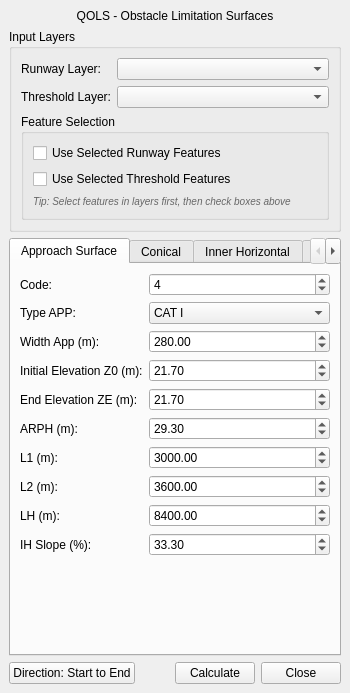
Above: qols/qols_panel_base.ui from FLYGHT7/qOLS before the change. Below: the same form after it.
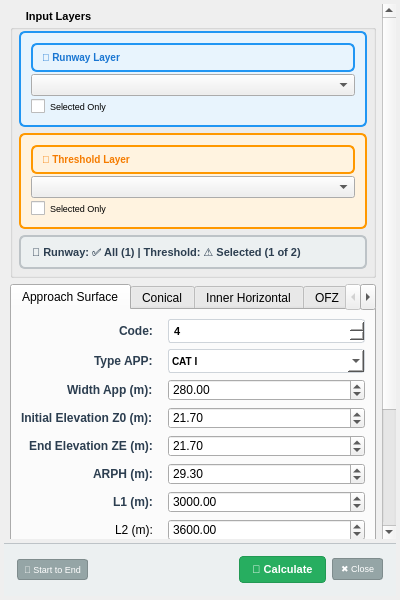
That is the form after the change. Custom widgets are drawn as their Qt base class.

Commit message:
Add compact UI stylesheet for QOLS with enhanced styling for widgets
- Introduced a new stylesheet (styles_compact.qss) for the QOLS application.
- Improved styling for various widgets including QSpinBox, QDoubleSpinBox, QComboBox, QCheckBox, and QPushButton.
- Enhanced visual elements such as scrollbars, group boxes, and tab widgets for better user experience.
- Implemented hover and focus effects for interactive elements to improve usability.
- Ensured consistent font sizes and colors across the UI for a cohesive look.

The edit to the form file:
```diff
--- a/qols/qols_panel_base.ui
+++ b/qols/qols_panel_base.ui
@@ -6,90 +6,219 @@
    <rect>
     <x>0</x>
     <y>0</y>
-    <width>350</width>
+    <width>400</width>
     <height>600</height>
    </rect>
   </property>
+  <property name="minimumSize">
+   <size>
+    <width>300</width>
+    <height>500</height>
+   </size>
+  </property>
+  <property name="maximumSize">
+   <size>
+    <width>600</width>
+    <height>800</height>
+   </size>
+  </property>
   <property name="windowTitle">
    <string>QOLS</string>
   </property>
   <widget class="QWidget" name="dockWidgetContents">
    <layout class="QVBoxLayout" name="verticalLayout">
+    <property name="spacing">
+     <number>4</number>
+    </property>
+    <property name="margin">
+     <number>4</number>
+    </property>
+    
+    <!-- OPTIMIZED SCROLL AREA FOR MAIN CONTENT -->
     <item>
-     <widget class="QLabel" name="titleLabel">
-      <property name="text">
-       <string>QOLS - Obstacle Limitation Surfaces</string>
+     <widget class="QScrollArea" name="scrollArea">
+      <property name="widgetResizable">
+       <bool>true</bool>
       </property>
-      <property name="alignment">
-       <set>Qt::AlignCenter</set>
+      <property name="horizontalScrollBarPolicy">
+       <enum>Qt::ScrollBarAlwaysOff</enum>
       </property>
-     </widget>
-    </item>
+      <property name="verticalScrollBarPolicy">
+       <enum>Qt::ScrollBarAsNeeded</enum>
+      </property>
+      <property name="frameShape">
+       <enum>QFrame::NoFrame</enum>
+      </property>
+      <property name="styleSheet">
+       <string>QScrollArea { border: none; background-color: transparent; }</string>
+      </property>
+      <widget class="QWidget" name="scrollAreaWidgetContents">
+       <property name="geometry">
+        <rect>
+         <x>0</x>
+         <y>0</y>
+         <width>580</width>
+         <height>600</height>
+        </rect>
+       </property>
+       <layout class="QVBoxLayout" name="scrollLayout">
+        <property name="spacing">
+         <number>6</number>
+        </property>
+        <property name="margin">
+         <number>6</number>
+        </property>
     
-    <!-- LAYER SELECTION SECTION -->
+    <!-- LAYER SELECTION SECTION - IMPROVED READABILITY -->
     <item>
      <widget class="QGroupBox" name="layersGroup">
       <property name="title">
        <string>Input Layers</string>
       </property>
-      <layout class="QFormLayout" name="formLayout_layers">
-       <item row="0" column="0">
-        <widget class="QLabel" name="runwayLabel">
+      <property name="styleSheet">
+       <string>QGroupBox { font-weight: bold; padding-top: 12px; font-size: 11px; } QGroupBox::title { subcontrol-origin: margin; left: 10px; padding: 0 4px 0 4px; }</string>
+      </property>
+      <layout class="QVBoxLayout" name="layersMainLayout">
+       <property name="spacing">
+        <number>6</number>
+       </property>
+       <property name="margin">
+        <number>8</number>
+       </property>
+       
+       <!-- IMPROVED RUNWAY SELECTION -->
+       <item>
+        <widget class="QFrame" name="runwayFrame">
+         <property name="frameShape">
+          <enum>QFrame::StyledPanel</enum>
+         </property>
+         <property name="styleSheet">
+          <string>QFrame { background-color: #e8f4fd; border: 2px solid #2196F3; border-radius: 6px; padding: 6px; }</string>
+         </property>
+         <layout class="QVBoxLayout" name="runwayCompactLayout">
+          <property name="spacing">
+           <number>2</number>
+          </property>
+          <property name="margin">
+           <number>4</number>
+          </property>
+          <item>
+           <widget class="QLabel" name="runwayTitleLabel">
          <property name="text">
-          <string>Runway Layer:</string>
-         </property>
-        </widget>
-       </item>
-       <item row="0" column="1">
-        <widget class="QgsMapLayerComboBox" name="runwayLayerCombo"/>
-       </item>
-       <item row="1" column="0">
-        <widget class="QLabel" name="thresholdLabel">
-         <property name="text">
-          <string>Threshold Layer:</string>
-         </property>
-        </widget>
-       </item>
-       <item row="1" column="1">
-        <widget class="QgsMapLayerComboBox" name="thresholdLayerCombo"/>
-       </item>
-       <item row="2" column="0" colspan="2">
-        <widget class="QGroupBox" name="selectionGroup">
-         <property name="title">
-          <string>Feature Selection</string>
-         </property>
-         <layout class="QVBoxLayout" name="selectionLayout">
+             <string>🛫 Runway Layer</string>
+            </property>
+            <property name="styleSheet">
+             <string>font-weight: bold; color: #1976D2; font-size: 10px;</string>
+            </property>
+           </widget>
+          </item>
+          <item>
+           <widget class="QgsMapLayerComboBox" name="runwayLayerCombo">
+            <property name="minimumHeight">
+             <number>24</number>
+            </property>
+            <property name="maximumHeight">
+             <number>28</number>
+            </property>
+            <property name="styleSheet">
+             <string>QgsMapLayerComboBox { font-size: 9px; padding: 2px; }</string>
+            </property>
+            <property name="toolTip">
+             <string>Select the runway layer from your project</string>
+            </property>
+           </widget>
+          </item>
           <item>
            <widget class="QCheckBox" name="useSelectedRunwayCheckBox">
             <property name="text">
-             <string>Use Selected Runway Features</string>
+             <string>Selected Only</string>
             </property>
-            <property name="checked">
-             <bool>false</bool>
+            <property name="styleSheet">
+             <string>font-size: 9px;</string>
+            </property>
+            <property name="toolTip">
+             <string>Check to use only selected runway features</string>
+            </property>
+           </widget>
+          </item>
+         </layout>
+        </widget>
+       </item>
+       
+       <!-- IMPROVED THRESHOLD SELECTION -->
+       <item>
+        <widget class="QFrame" name="thresholdFrame">
+         <property name="frameShape">
+          <enum>QFrame::StyledPanel</enum>
+         </property>
+         <property name="styleSheet">
+          <string>QFrame { background-color: #fff3e0; border: 2px solid #FF9800; border-radius: 6px; padding: 6px; }</string>
+         </property>
+         <layout class="QVBoxLayout" name="thresholdCompactLayout">
+          <property name="spacing">
+           <number>2</number>
+          </property>
+          <property name="margin">
+           <number>4</number>
+          </property>
+          <item>
+           <widget class="QLabel" name="thresholdTitleLabel">
+            <property name="text">
+             <string>🚩 Threshold Layer</string>
+            </property>
+            <property name="styleSheet">
+             <string>font-weight: bold; color: #F57C00; font-size: 10px;</string>
+            </property>
+           </widget>
+          </item>
+          <item>
+           <widget class="QgsMapLayerComboBox" name="thresholdLayerCombo">
+            <property name="minimumHeight">
+             <number>24</number>
+            </property>
+            <property name="maximumHeight">
+             <number>28</number>
+            </property>
+            <property name="styleSheet">
+             <string>QgsMapLayerComboBox { font-size: 9px; padding: 2px; }</string>
+            </property>
+            <property name="toolTip">
+             <string>Select the threshold layer from your project</string>
             </property>
            </widget>
           </item>
           <item>
            <widget class="QCheckBox" name="useSelectedThresholdCheckBox">
             <property name="text">
-             <string>Use Selected Threshold Features</string>
+             <string>Selected Only</string>
             </property>
-            <property name="checked">
-             <bool>false</bool>
+            <property name="styleSheet">
+             <string>font-size: 9px;</string>
             </property>
            </widget>
           </item>
+         </layout>
+        </widget>
+       </item>
+       
+       <!-- ENHANCED SELECTION STATUS -->
           <item>
            <widget class="QLabel" name="selectionInfoLabel">
             <property name="text">
-             <string>Tip: Select features in layers first, then check boxes above</string>
+          <string>📌 Runway: ✅ All (1) | Threshold: ⚠️ Selected (1 of 2)</string>
             </property>
             <property name="styleSheet">
-             <string>color: #666; font-style: italic; font-size: 10px;</string>
-            </property>
-           </widget>
-          </item>
-         </layout>
+          <string>color: #2c3e50; font-size: 11px; font-weight: bold; background-color: #ecf0f1; padding: 8px; border-radius: 6px; border: 2px solid #bdc3c7;</string>
+         </property>
+         <property name="minimumHeight">
+          <number>28</number>
+         </property>
+         <property name="wordWrap">
+          <bool>true</bool>
+         </property>
+         <property name="toolTip">
+          <string>Live status: Shows current selection for calculations with visual indicators</string>
+         </property>
         </widget>
        </item>
       </layout>
@@ -108,11 +237,26 @@
         <string>Approach Surface</string>
        </attribute>
        <layout class="QFormLayout" name="formLayout_approach">
+        <property name="fieldGrowthPolicy">
+         <enum>QFormLayout::AllNonFixedFieldsGrow</enum>
+        </property>
+        <property name="labelAlignment">
+         <set>Qt::AlignRight|Qt::AlignVCenter</set>
+        </property>
+        <property name="horizontalSpacing">
+         <number>15</number>
+        </property>
+        <property name="verticalSpacing">
+         <number>6</number>
+        </property>
         <item row="0" column="0">
          <widget class="QLabel" name="label_code">
           <property name="text">
            <string>Code:</string>
           </property>
+          <property name="styleSheet">
+           <string>font-weight: bold; font-size: 12px; color: #2c3e50;</string>
+          </property>
          </widget>
         </item>
         <item row="0" column="1">
@@ -126,6 +270,12 @@
           <property name="value">
            <number>4</number>
           </property>
+          <property name="styleSheet">
+           <string>QSpinBox { font-size: 11px; font-weight: 600; padding: 3px; border: 1px solid #ced4da; border-radius: 3px; background-color: white; }</string>
+          </property>
+          <property name="minimumHeight">
+           <number>22</number>
+          </property>
          </widget>
         </item>
         <item row="1" column="0">
@@ -133,10 +283,19 @@
           <property name="text">
            <string>Type APP:</string>
           </property>
+          <property name="styleSheet">
+           <string>font-weight: bold; font-size: 12px; color: #2c3e50;</string>
+          </property>
          </widget>
         </item>
         <item row="1" column="1">
          <widget class="QComboBox" name="combo_typeAPP">
+          <property name="styleSheet">
+           <string>QComboBox { font-size: 10px; font-weight: 600; padding: 3px; border: 1px solid #ced4da; border-radius: 3px; background-color: white; }</string>
+          </property>
+          <property name="minimumHeight">
+           <number>22</number>
+          </property>
           <item>
            <property name="text">
             <string>CAT I</string>
@@ -159,6 +318,9 @@
           <property name="text">
            <string>Width App (m):</string>
           </property>
+          <property name="styleSheet">
+           <string>font-weight: bold; font-size: 12px; color: #2c3e50;</string>
+          </property>
          </widget>
         </item>
         <item row="2" column="1">
@@ -179,6 +341,9 @@
           <property name="text">
            <string>Initial Elevation Z0 (m):</string>
           </property>
+          <property name="styleSheet">
+           <string>font-weight: bold; font-size: 12px; color: #2c3e50;</string>
+          </property>
          </widget>
         </item>
         <item row="3" column="1">
@@ -199,6 +364,9 @@
           <property name="text">
            <string>End Elevation ZE (m):</string>
           </property>
+          <property name="styleSheet">
+           <string>font-weight: bold; font-size: 12px; color: #2c3e50;</string>
+          </property>
          </widget>
         </item>
         <item row="4" column="1">
@@ -219,6 +387,9 @@
           <property name="text">
            <string>ARPH (m):</string>
           </property>
+          <property name="styleSheet">
+           <string>font-weight: bold; font-size: 12px; color: #2c3e50;</string>
+          </property>
          </widget>
         </item>
         <item row="5" column="1">
@@ -239,6 +410,9 @@
           <property name="text">
            <string>L1 (m):</string>
           </property>
+          <property name="styleSheet">
+           <string>font-weight: bold; font-size: 12px; color: #2c3e50;</string>
+          </property>
          </widget>
         </item>
         <item row="6" column="1">
@@ -1153,12 +1327,31 @@
       
      </widget>
     </item>
+        </layout>
+       </widget>
+      </widget>
+     </item>
+     
+     <!-- IMPROVED BUTTONS ALWAYS VISIBLE -->
     <item>
+      <widget class="QFrame" name="buttonFrame">
+       <property name="frameShape">
+        <enum>QFrame::StyledPanel</enum>
+       </property>
+       <property name="styleSheet">
+        <string>QFrame { background-color: #ecf0f1; border-top: 1px solid #bdc3c7; padding: 6px; }</string>
+       </property>
      <layout class="QHBoxLayout" name="buttonLayout">
+        <property name="spacing">
+         <number>6</number>
+        </property>
+        <property name="margin">
+         <number>6</number>
+        </property>
       <item>
        <widget class="QPushButton" name="directionButton">
         <property name="text">
-         <string>Direction: Start to End</string>
+           <string>📍 Start to End</string>
         </property>
         <property name="toolTip">
          <string>Toggle calculation direction (Start to End / End to Start)</string>
@@ -1166,6 +1359,25 @@
         <property name="checkable">
          <bool>true</bool>
         </property>
+          <property name="minimumHeight">
+           <number>30</number>
+          </property>
+          <property name="maximumHeight">
+           <number>32</number>
+          </property>
+          <property name="styleSheet">
+           <string>QPushButton { 
+             font-size: 9px; 
+             padding: 4px 6px; 
+             background-color: #95a5a6; 
+             color: white; 
+             border-radius: 3px; 
+             border: 1px solid #7f8c8d;
+             font-weight: normal;
+           } 
+           QPushButton:hover { background-color: #7f8c8d; }
+           QPushButton:checked { background-color: #34495e; color: #f39c12; }</string>
+          </property>
        </widget>
       </item>
       <item>
@@ -1175,7 +1387,7 @@
         </property>
         <property name="sizeHint" stdset="0">
          <size>
-          <width>20</width>
+            <width>10</width>
           <height>20</height>
          </size>
         </property>
@@ -1184,18 +1396,56 @@
       <item>
        <widget class="QPushButton" name="calculateButton">
         <property name="text">
-         <string>Calculate</string>
+           <string>🧮 Calculate</string>
+          </property>
+          <property name="minimumHeight">
+           <number>32</number>
+          </property>
+          <property name="maximumHeight">
+           <number>34</number>
+          </property>
+          <property name="styleSheet">
+           <string>QPushButton { 
+             font-weight: bold; 
+             background-color: #27ae60; 
+             color: white; 
+             font-size: 11px; 
+             padding: 6px 12px; 
+             border-radius: 4px; 
+             border: 1px solid #229954;
+           } 
+           QPushButton:hover { background-color: #2ecc71; }
+           QPushButton:pressed { background-color: #1e8449; }</string>
         </property>
        </widget>
       </item>
       <item>
        <widget class="QPushButton" name="cancelButton">
         <property name="text">
-         <string>Close</string>
+           <string>✖️ Close</string>
+          </property>
+          <property name="minimumHeight">
+           <number>30</number>
+          </property>
+          <property name="maximumHeight">
+           <number>32</number>
+          </property>
+          <property name="styleSheet">
+           <string>QPushButton { 
+             font-size: 9px; 
+             padding: 4px 8px; 
+             background-color: #95a5a6; 
+             color: white; 
+             border-radius: 3px; 
+             border: 1px solid #7f8c8d;
+             font-weight: normal;
+           } 
+           QPushButton:hover { background-color: #7f8c8d; }</string>
         </property>
        </widget>
       </item>
      </layout>
+      </widget>
     </item>
    </layout>
   </widget>
```
Left out of the diff: 3 changed lines with no effect on the pictures. Lines whose indentation alone changed are shown as unchanged. The commit also changes 10 other files.
